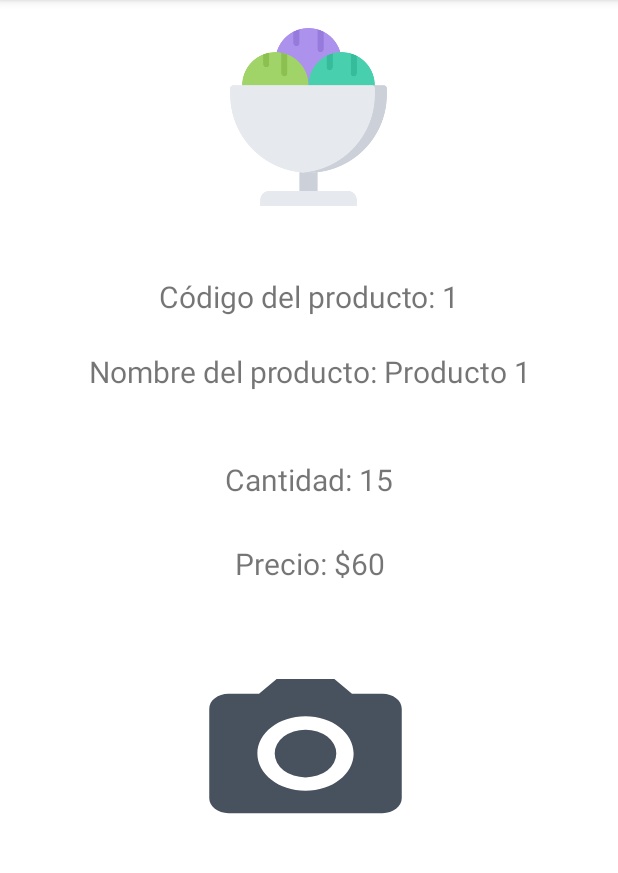
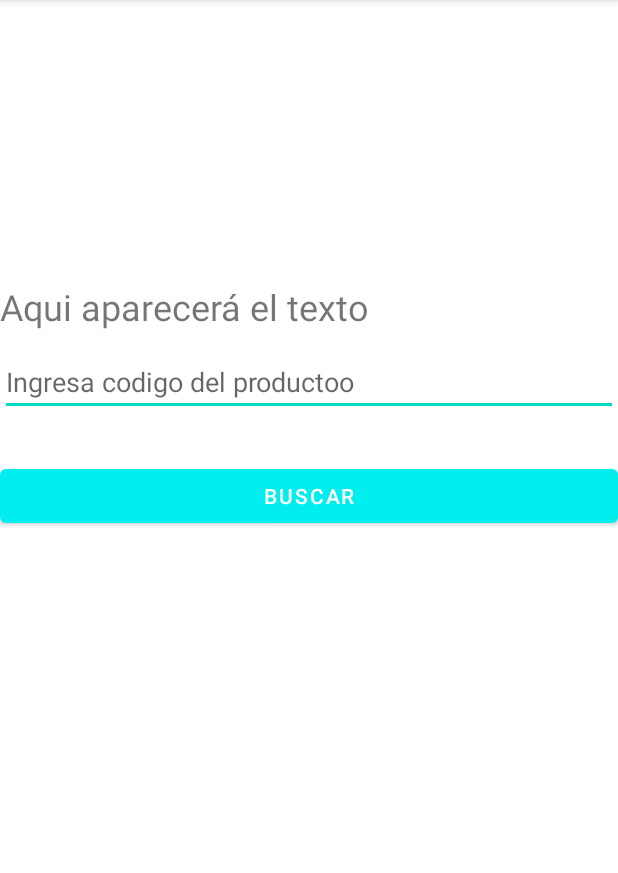
Before and after one commit to JuanDiaz-1/E-gluu, an Android app: the fragment nav_detalles shown on its own in the app's theme, on a phone screen of 412 x 824 dp, the part 84-957 px from its top. Run offline under Robolectric (Android 15) with nearby library versions, the phone set to English and light mode, and no system bars; our stand-ins replace Firebase (no records; nobody signed in at launch, a user with empty details on screens opened directly).

Commit message:
Editar temporal
temporal

```diff
--- a/NavDrawer/app/src/main/java/mx/ita/navdrawer/nav_detalles.java
+++ b/NavDrawer/app/src/main/java/mx/ita/navdrawer/nav_detalles.java
@@ -7,8 +7,47 @@ import androidx.fragment.app.Fragment;
 import android.view.LayoutInflater;
 import android.view.View;
 import android.view.ViewGroup;
+import android.app.Activity;
+import android.os.Bundle;
+import android.view.View;
+import android.widget.Button;
+import android.widget.EditText;
+import android.widget.TextView;
+
+import androidx.annotation.NonNull;
+import androidx.annotation.Nullable;
+import android.app.Activity;
+import android.os.Bundle;
+import android.view.View;
+import android.widget.Button;
+import android.widget.EditText;
+import android.widget.TextView;
+
+import androidx.annotation.NonNull;
+import androidx.annotation.Nullable;
+
+import com.google.android.gms.tasks.OnCompleteListener;
+import com.google.android.gms.tasks.Task;
+import com.google.firebase.FirebaseApp;
+import com.google.firebase.database.DataSnapshot;
+import com.google.firebase.database.DatabaseError;
+import com.google.firebase.database.DatabaseReference;
+import com.google.firebase.database.FirebaseDatabase;
+import com.google.firebase.database.ValueEventListener;
+import com.google.firebase.FirebaseApp;
+import com.google.firebase.database.DataSnapshot;
+import com.google.firebase.database.DatabaseError;
+import com.google.firebase.database.DatabaseReference;
+import com.google.firebase.database.FirebaseDatabase;
+import com.google.firebase.database.ValueEventListener;
 
 public class nav_detalles extends Fragment {
+    TextView text;
+    EditText codigo;
+    Button btn;
+    FirebaseDatabase firebaseDatabase;
+    DatabaseReference databaseReference;
+    Producto productoencontrado;
 
     // TODO: Rename parameter arguments, choose names that match
     // the fragment initialization parameters, e.g. ARG_ITEM_NUMBER
@@ -54,6 +93,40 @@ public class nav_detalles extends Fragment {
     public View onCreateView(LayoutInflater inflater, ViewGroup container,
                              Bundle savedInstanceState) {
         // Inflate the layout for this fragment
-        return inflater.inflate(R.layout.fragment_nav_detalles, container, false);
+        View root = inflater.inflate(R.layout.fragment_nav_detalles, container, false);
+
+        codigo=root.findViewById(R.id.buscarcodigo);
+        btn=root.findViewById(R.id.butonbuscar);
+        text=root.findViewById(R.id.Datos);
+        inicializarfirebase();
+        String id=codigo.getText().toString();
+
+        btn.setOnClickListener(new View.OnClickListener() {
+            @Override
+            public void onClick(View v) {
+                databaseReference.child("Producto").child(id).get().addOnCompleteListener(new OnCompleteListener<DataSnapshot>() {
+                    @Override
+                    public void onComplete(@NonNull Task<DataSnapshot> task) {
+                        if(!task.isSuccessful()){
+                            text.setText("ERROR");
+                        }
+                        else{
+                            String variable=String.valueOf(task.getResult().getValue());
+                            text.setText(variable);
+                        }
+                    }
+                });
+            }
+        });
+
+
+
+        return root;
     }
-}
+        private void inicializarfirebase(){
+            FirebaseApp.initializeApp(getActivity());
+            firebaseDatabase= FirebaseDatabase.getInstance();
+            //firebaseDatabase.setPersistenceEnabled(true);
+            databaseReference= firebaseDatabase.getReference();
+        }
+    }
--- a/NavDrawer/app/src/main/res/layout/fragment_nav_detalles.xml
+++ b/NavDrawer/app/src/main/res/layout/fragment_nav_detalles.xml
@@ -6,75 +6,31 @@
     android:layout_height="match_parent"
     tools:context=".nav_detalles">
 
-    <TextView
-        android:id="@+id/textView11"
+    <EditText
+        android:id="@+id/buscarcodigo"
         android:layout_width="match_parent"
         android:layout_height="wrap_content"
-        android:layout_below="@+id/imageView2"
-        android:layout_marginTop="78dp"
-        android:gravity="center"
-        android:text="Nombre del producto: Producto 1"
-        android:textSize="20dp" />
+        android:layout_above="@+id/butonbuscar"
+        android:layout_marginBottom="29dp"
+        android:ems="10"
+        android:hint="Ingresa codigo del productoo"
+        android:inputType="textPersonName" />
+
+    <Button
+        android:id="@+id/butonbuscar"
+        android:layout_width="match_parent"
+        android:layout_height="wrap_content"
+        android:layout_alignParentBottom="true"
+        android:layout_marginBottom="413dp"
+        android:text="Buscar"/>
 
     <TextView
-        android:id="@+id/textView12"
+        android:id="@+id/Datos"
         android:layout_width="match_parent"
         android:layout_height="wrap_content"
-        android:layout_below="@+id/imageView2"
-        android:layout_marginTop="206dp"
-        android:gravity="center"
-        android:text="Precio: $60"
-        android:textSize="20dp" />
-
-    <TextView
-        android:id="@+id/textView10"
-        android:layout_width="match_parent"
-        android:layout_height="wrap_content"
-        android:layout_below="@+id/imageView2"
-        android:layout_marginTop="28dp"
-        android:gravity="center"
-        android:text="Código del producto: 1"
-        android:textSize="20dp" />
-
-    <ImageView
-        android:id="@+id/imageView2"
-        android:layout_width="wrap_content"
-        android:layout_height="156dp"
-        android:layout_alignParentStart="true"
-        android:layout_alignParentLeft="true"
-        android:layout_alignParentEnd="true"
-        android:layout_alignParentRight="true"
-        android:layout_marginStart="141dp"
-        android:layout_marginLeft="141dp"
-        android:layout_marginEnd="142dp"
-        android:layout_marginRight="142dp"
-        app:srcCompat="@drawable/ice_cream_cup1" />
-
-    <TextView
-        android:layout_width="match_parent"
-        android:layout_height="wrap_content"
-        android:layout_below="@+id/imageView2"
-        android:layout_marginTop="150dp"
-        android:gravity="center"
-        android:text="Cantidad: 15"
-        android:textSize="20dp" />
-
-    <Button
-        android:id="@+id/button2"
-        android:layout_width="154dp"
-        android:layout_height="119dp"
-        android:layout_below="@+id/textView12"
-        android:layout_alignParentEnd="true"
-        android:layout_alignParentRight="true"
-        android:layout_marginTop="53dp"
-        android:layout_marginEnd="131dp"
-        android:layout_marginRight="131dp"
-        android:background="@drawable/ic_baseline_camera_alt_24"
-        android:text=""
-        app:backgroundTint="#47525E"
-        app:layout_constraintBottom_toTopOf="@+id/textView2"
-        app:layout_constraintEnd_toEndOf="@+id/textView2"
-        tools:ignore="SpeakableTextPresentCheck" />
-
+        android:layout_above="@+id/buscarcodigo"
+        android:layout_marginBottom="11dp"
+        android:text="Aqui aparecerá el texto "
+        android:textSize="24sp" />
 
 </RelativeLayout>
```
